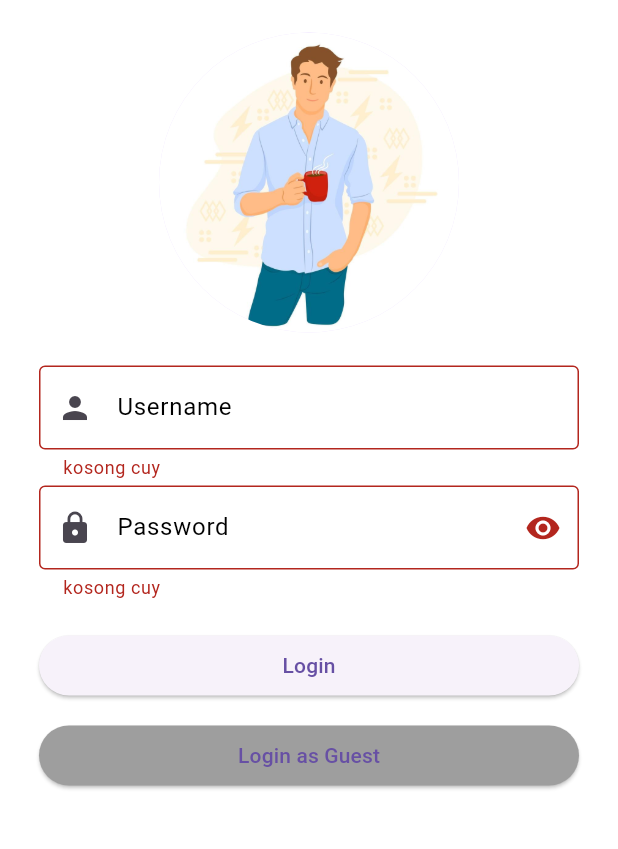
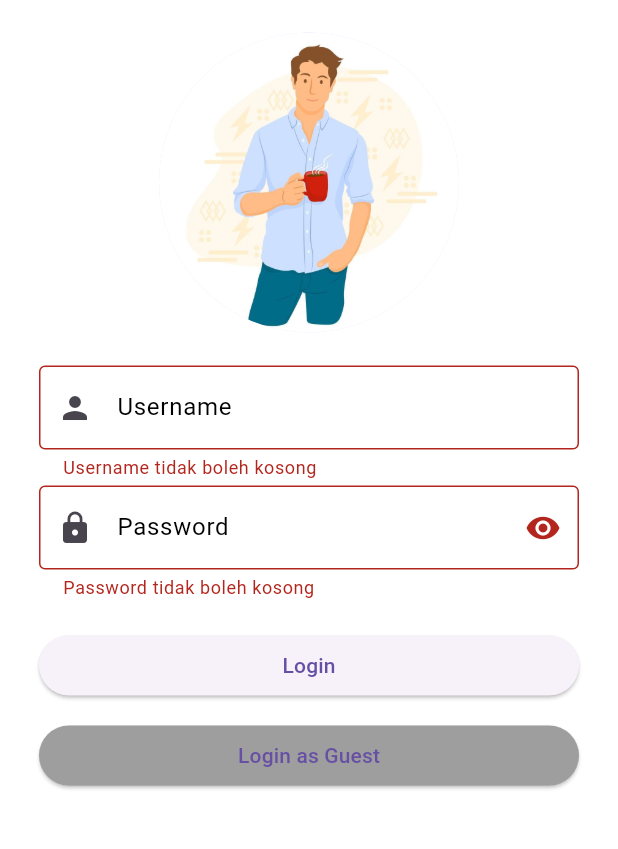
Before and after one commit to faiz-effendi/mobile_t3, a Flutter app: the screen it shows after launch, after a tap on "Login", on a phone screen of 412 x 824 dp, the part 155-1004 px from its top. Run offline on Flutter 3.47's test engine with Material 3 defaults, Android fonts, the phone set to English and light mode, and no system bars; our stand-ins replace geolocator, google_maps_flutter, permission_handler, shared_preferences.

Commit message:
update dev

```diff
--- a/lib/main.dart
+++ b/lib/main.dart
@@ -1,5 +1,6 @@
 import 'package:flutter/material.dart';
 import 'pages/login_page.dart';
+
 // import 'pages/home_page.dart'; // Misalnya halaman home
 
 void main() {
--- a/lib/pages/dashboard_page.dart
+++ b/lib/pages/dashboard_page.dart
@@ -59,7 +59,7 @@ class _DashboardPageState extends State<DashboardPage> {
                   label: 'Location Tracker', targetPage: TrackingPage(), icon: Icons.people),
               const SizedBox(height: 20),
               MenuButton(
-                  label: 'Recomendation Sites', targetPage: RekomendasiPage(), icon: Icons.web),
+                  label: 'Recomendation Sites', targetPage: RekomendasiPage(username: widget.username), icon: Icons.web),
               const SizedBox(height: 20),
             ],
           ),
--- a/lib/pages/login_page.dart
+++ b/lib/pages/login_page.dart
@@ -1,4 +1,5 @@
 import 'package:flutter/material.dart';
+import 'package:shared_preferences/shared_preferences.dart';
 import 'package:tugas3_tpm/pages/dashboard_page.dart';
 
 class LoginPage extends StatefulWidget {
@@ -12,8 +13,52 @@ class _LoginPageState extends State<LoginPage> {
   final formkey = GlobalKey<FormState>();
   final _username = TextEditingController();
   final _password = TextEditingController();
-  bool _isLogin = false;
   bool _isObscure = true;
+
+  // Dummy accounts
+  final List<Map<String, String>> dummyAccounts = [
+    {'username': 'admin', 'password': '123'},
+    {'username': 'abraar', 'password': '123'},
+  ];
+
+  // Save login state to SharedPreferences
+  Future<void> saveLoginState(String username) async {
+    final prefs = await SharedPreferences.getInstance();
+    await prefs.setBool('isLoggedIn', true);
+    await prefs.setString('username', username);
+  }
+
+  // Validate login
+  void validateLogin() async {
+    if (formkey.currentState!.validate()) {
+      final inputUsername = _username.text;
+      final inputPassword = _password.text;
+
+      // Check if the input matches any dummy account
+      final account = dummyAccounts.firstWhere(
+        (account) =>
+            account['username'] == inputUsername &&
+            account['password'] == inputPassword,
+        orElse: () => {},
+      );
+
+      if (account.isNotEmpty) {
+        // Save login state and navigate to Dashboard
+        await saveLoginState(inputUsername);
+        ScaffoldMessenger.of(context).showSnackBar(
+          const SnackBar(content: Text('Login Berhasil')),
+        );
+        Navigator.push(context, MaterialPageRoute(builder: (context) {
+          return DashboardPage(username: inputUsername);
+        }));
+      } else {
+        // Show error message
+        ScaffoldMessenger.of(context).showSnackBar(
+          const SnackBar(content: Text('Username atau Password Salah')),
+        );
+      }
+    }
+  }
 
   @override
   Widget build(BuildContext context) {
@@ -32,21 +77,17 @@ class _LoginPageState extends State<LoginPage> {
                 child: Column(
                   mainAxisAlignment: MainAxisAlignment.spaceEvenly,
                   children: [
-                    Text('Selamat datang di Tugas 3 TPM AFA'),
-                    SizedBox(
-                      height: 20.0,
-                    ),
-                    CircleAvatar(
+                    const Text('Selamat datang di Tugas 3 TPM AFA'),
+                    const SizedBox(height: 20.0),
+                    const CircleAvatar(
                       backgroundImage: AssetImage('assets/images/person1.jpg'),
                       radius: 100,
                     ),
-                    SizedBox(
-                      height: 20.0,
-                    ),
+                    const SizedBox(height: 20.0),
                     TextFormField(
                       validator: (value) {
                         if (value == null || value.isEmpty) {
-                          return "kosong cuy";
+                          return "Username tidak boleh kosong";
                         }
                         return null;
                       },
@@ -57,11 +98,11 @@ class _LoginPageState extends State<LoginPage> {
                         prefixIcon: Icon(Icons.person),
                       ),
                     ),
-                    SizedBox(height: 2.0),
+                    const SizedBox(height: 2.0),
                     TextFormField(
                       validator: (value) {
                         if (value == null || value.isEmpty) {
-                          return "kosong cuy";
+                          return "Password tidak boleh kosong";
                         }
                         return null;
                       },
@@ -83,42 +124,15 @@ class _LoginPageState extends State<LoginPage> {
                         ),
                       ),
                     ),
-                    SizedBox(height: 18.0),
+                    const SizedBox(height: 18.0),
                     SizedBox(
                       width: double.infinity,
                       child: ElevatedButton(
-                        onPressed: () {
-                          if (formkey.currentState!.validate()) {
-                            if (_username.text == '123' &&
-                                _password.text == '123') {
-                              ScaffoldMessenger.of(context).showSnackBar(
-                                const SnackBar(
-                                  content: Text('Login Berhasil'),
-                                ),
-                              );
-                              setState(() {
-                                _isLogin = true;
-                              });
-                              Navigator.push(context,
-                                  MaterialPageRoute(builder: (context) {
-                                return DashboardPage(
-                                  username: _username.text,
-                                );
-                              }));
-                            } else {
-                              ScaffoldMessenger.of(context).showSnackBar(
-                                const SnackBar(
-                                  content: Text('Username atau Password Salah'),
-                                ),
-                              );
-                            }
-                          }
-                        },
+                        onPressed: validateLogin,
                         child: const Text('Login'),
                       ),
                     ),
-                    // "Login as Guest" Button
-                    SizedBox(height: 10.0),
+                    const SizedBox(height: 10.0),
                     SizedBox(
                       width: double.infinity,
                       child: ElevatedButton(
@@ -133,11 +147,10 @@ class _LoginPageState extends State<LoginPage> {
                         },
                         child: const Text('Login as Guest'),
                         style: ElevatedButton.styleFrom(
-                          backgroundColor: Colors.grey, // Use backgroundColor instead of primary
+                          backgroundColor: Colors.grey,
                         ),
                       ),
-                    )
-
+                    ),
                   ],
                 ),
               ),
--- a/lib/pages/rekomendasi_page.dart
+++ b/lib/pages/rekomendasi_page.dart
@@ -1,8 +1,11 @@
 import 'package:flutter/material.dart';
 import 'package:shared_preferences/shared_preferences.dart';
+import 'package:url_launcher/url_launcher.dart';
+
 
 class RekomendasiPage extends StatefulWidget {
-  const RekomendasiPage({super.key});
+  final String username;
+  const RekomendasiPage({super.key, required this.username});
 
   @override
   State<RekomendasiPage> createState() => _RekomendasiPageState();
@@ -18,35 +21,35 @@ class _RekomendasiPageState extends State<RekomendasiPage> {
   ];
 
   // Fungsi untuk memuat status favorit dari SharedPreferences
-  Future<void> loadFavorites() async {
+  Future<void> loadFavorites(String username) async {
   final prefs = await SharedPreferences.getInstance();
   for (int i = 0; i < websites.length; i++) {
-      String key = websites[i]['name']!;
+    String key = '${username}_${websites[i]['name']}'; // Kunci unik berdasarkan username
     websites[i]['isFavorite'] = prefs.getBool(key) ?? false;
   }
   setState(() {});
 }
 
   // Fungsi untuk menyimpan status favorit ke SharedPreferences
-  Future<void> saveFavorite(int index) async {
+  Future<void> saveFavorite(String username, int index) async {
   final prefs = await SharedPreferences.getInstance();
-    String key = websites[index]['name']!;
+  String key = '${username}_${websites[index]['name']}'; // Kunci unik berdasarkan username
   bool isFavorite = websites[index]['isFavorite'];
   await prefs.setBool(key, isFavorite);
 }
 
   // Fungsi untuk mengubah status favorit
-  void toggleFavorite(int index) {
+  void toggleFavorite(String username, int index) {
     setState(() {
       websites[index]['isFavorite'] = !websites[index]['isFavorite'];
     });
-    saveFavorite(index); // Simpan status favorit setelah diubah
+    saveFavorite(username, index); // Simpan status favorit dengan username
   }
 
   @override
   void initState() {
     super.initState();
-    loadFavorites(); // Memuat status favorit saat pertama kali halaman dimuat
+    loadFavorites(widget.username); // Memuat status favorit saat pertama kali halaman dimuat
   }
 
   @override
@@ -75,10 +78,24 @@ class _RekomendasiPageState extends State<RekomendasiPage> {
                   return Card(
                     margin: const EdgeInsets.symmetric(vertical: 8, horizontal: 16),
                     elevation: 4,
+                    child: InkWell(
+                      onTap: () async {
+                        final url = websites[index]['url'];
+                        if (await canLaunchUrl(Uri.parse(url))) {
+                          await launchUrl(Uri.parse(url), mode: LaunchMode.externalApplication);
+                        } else {
+                          ScaffoldMessenger.of(context).showSnackBar(
+                            SnackBar(content: Text('Tidak dapat membuka URL: $url')),
+                          );
+                        }
+                      },
                       child: ListTile(
                         contentPadding: const EdgeInsets.all(10),
-                      leading: CircleAvatar(
-                        backgroundImage: AssetImage('assets/images/${websites[index]['logo']}'),
+                        leading: Image.asset(
+                          'assets/images/${websites[index]['logo']}',
+                          width: 40.0,
+                          height: 80.0,
+                          fit: BoxFit.cover,
                         ),
                         title: Text(
                           websites[index]['name']!,
@@ -92,18 +109,17 @@ class _RekomendasiPageState extends State<RekomendasiPage> {
                             websites[index]['isFavorite']
                                 ? Icons.favorite
                                 : Icons.favorite_border,
-                          color: websites[index]['isFavorite']
-                              ? Colors.red
-                              : null,
+                            color: websites[index]['isFavorite'] ? Colors.red : null,
                           ),
-                        onPressed: () => toggleFavorite(index),
+                          onPressed: () => toggleFavorite(widget.username, index),
                         ),
-                      subtitle: Text(websites[index]['url']!),
+
+                      ),
                     ),
                   );
                 },
               ),
-            ),
+            )
           ],
         ),
       ),
--- a/pubspec.yaml
+++ b/pubspec.yaml
@@ -13,6 +13,7 @@ dependencies:
   google_maps_flutter: ^2.5.0
   permission_handler: ^11.3.0
   google_fonts: ^6.1.0
+  url_launcher: ^6.1.7
 
 dev_dependencies:
   flutter_test:
```
Also changed, not shown: assets/images/google.png, assets/images/twitter.jpg, assets/images/youtube.png, pubspec.lock, 8 other files. Lines whose indentation alone changed are shown as unchanged.
